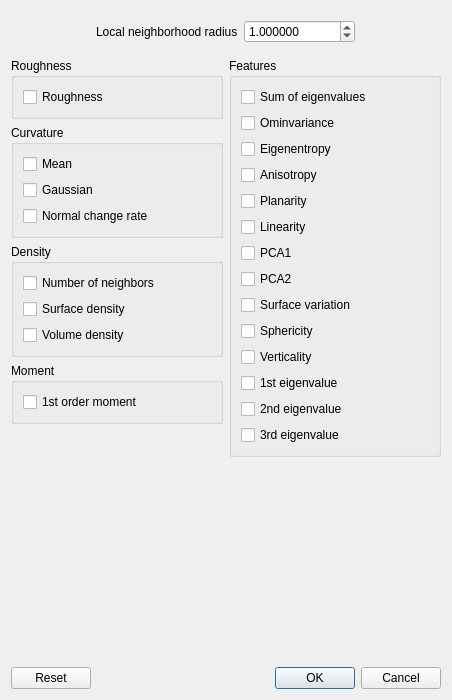
Qt form qCC/ui_templates/geomFeaturesDlg.ui (CloudCompare/CloudCompare) before a commit.
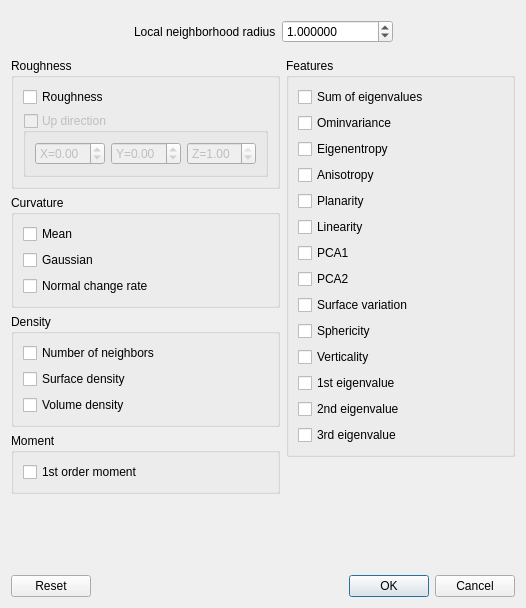
The same form after that commit.

Commit message: New option to define a 'up direction' to compute signed roughness values (both via the GUI and via the command line)

```diff
--- a/qCC/ui_templates/geomFeaturesDlg.ui
+++ b/qCC/ui_templates/geomFeaturesDlg.ui
@@ -6,8 +6,8 @@
    <rect>
     <x>0</x>
     <y>0</y>
-    <width>452</width>
-    <height>700</height>
+    <width>526</width>
+    <height>608</height>
    </rect>
   </property>
   <property name="windowTitle">
@@ -86,6 +86,93 @@
             </property>
            </widget>
           </item>
+          <item>
+           <widget class="QGroupBox" name="upDirGroupBox">
+            <property name="enabled">
+             <bool>false</bool>
+            </property>
+            <property name="sizePolicy">
+             <sizepolicy hsizetype="Preferred" vsizetype="Maximum">
+              <horstretch>0</horstretch>
+              <verstretch>0</verstretch>
+             </sizepolicy>
+            </property>
+            <property name="toolTip">
+             <string>Defining a 'up direction' allows to compute signed roughness</string>
+            </property>
+            <property name="title">
+             <string>Up direction</string>
+            </property>
+            <property name="checkable">
+             <bool>true</bool>
+            </property>
+            <property name="checked">
+             <bool>false</bool>
+            </property>
+            <layout class="QHBoxLayout" name="horizontalLayout_3">
+             <item>
+              <widget class="QDoubleSpinBox" name="upDirXDoubleSpinBox">
+               <property name="prefix">
+                <string>X=</string>
+               </property>
+               <property name="decimals">
+                <number>2</number>
+               </property>
+               <property name="minimum">
+                <double>-1.000000000000000</double>
+               </property>
+               <property name="maximum">
+                <double>1.000000000000000</double>
+               </property>
+               <property name="singleStep">
+                <double>0.010000000000000</double>
+               </property>
+              </widget>
+             </item>
+             <item>
+              <widget class="QDoubleSpinBox" name="upDirYDoubleSpinBox">
+               <property name="prefix">
+                <string>Y=</string>
+               </property>
+               <property name="decimals">
+                <number>2</number>
+               </property>
+               <property name="minimum">
+                <double>-1.000000000000000</double>
+               </property>
+               <property name="maximum">
+                <double>1.000000000000000</double>
+               </property>
+               <property name="singleStep">
+                <double>0.010000000000000</double>
+               </property>
+              </widget>
+             </item>
+             <item>
+              <widget class="QDoubleSpinBox" name="upDirZDoubleSpinBox">
+               <property name="prefix">
+                <string>Z=</string>
+               </property>
+               <property name="decimals">
+                <number>2</number>
+               </property>
+               <property name="minimum">
+                <double>-1.000000000000000</double>
+               </property>
+               <property name="maximum">
+                <double>1.000000000000000</double>
+               </property>
+               <property name="singleStep">
+                <double>0.010000000000000</double>
+               </property>
+               <property name="value">
+                <double>1.000000000000000</double>
+               </property>
+              </widget>
+             </item>
+            </layout>
+           </widget>
+          </item>
          </layout>
         </widget>
        </item>
```
Left out of the diff: 16 changed lines with no effect on the pictures. The commit also changes 8 other files.
